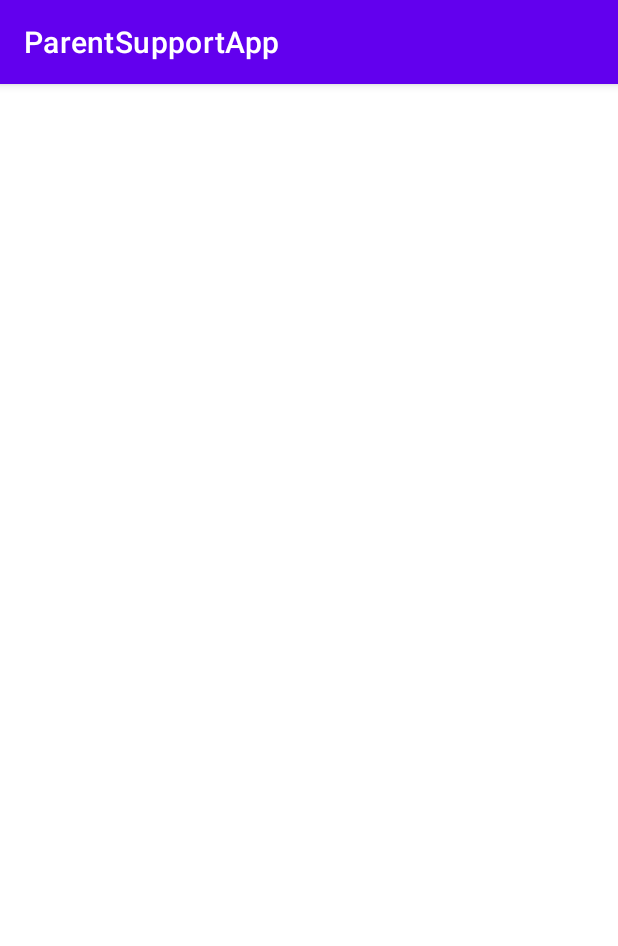
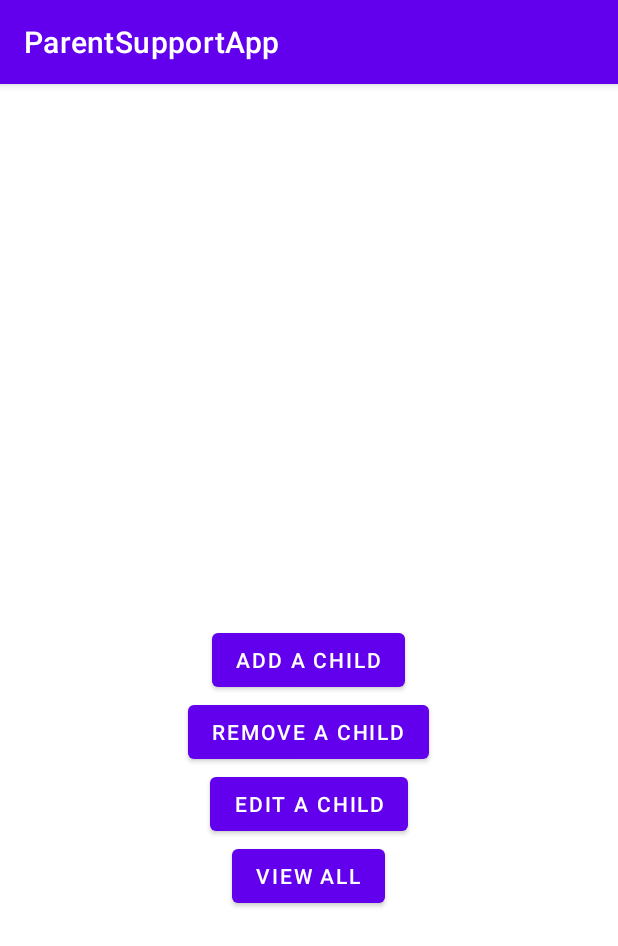
Before and after one commit to klocquiao/Practical-Parenting-App, an Android app: the ChildConfigActivity screen opened directly, with no data from a screen before it, on a phone screen of 412 x 824 dp. Shown: the top 946 px of the screen. Run offline under Robolectric (Android 15) with nearby library versions, the phone set to English and light mode, and no system bars.

Commit message:
Initial commit for child config
Add initial activities for the child config

```diff
--- /dev/null
+++ b/app/src/main/java/com/example/parentsupportapp/childConfig/ChildConfigActivity.java
@@ -0,0 +1,70 @@
+package com.example.parentsupportapp.childConfig;
+
+import androidx.appcompat.app.AppCompatActivity;
+
+import android.content.Intent;
+import android.os.Bundle;
+import android.view.View;
+import android.widget.Button;
+
+import com.example.parentsupportapp.R;
+
+public class ChildConfigActivity extends AppCompatActivity {
+
+    @Override
+    protected void onCreate(Bundle savedInstanceState) {
+        super.onCreate(savedInstanceState);
+        setContentView(R.layout.activity_child_config);
+
+        setupAddButton();
+        setupRemoveButton();
+        //setupEditButton();
+        setupViewButton();
+    }
+
+    private void setupAddButton(){
+        Button btnAdd = findViewById(R.id.btnAddChild);
+        btnAdd.setOnClickListener(new View.OnClickListener() {
+            @Override
+            public void onClick(View v) {
+                Intent intent = AddChildActivity.makeIntent(ChildConfigActivity.this);
+                startActivity(intent);
+            }
+        });
+    }
+
+    private void setupRemoveButton() {
+        Button btn = findViewById(R.id.btnRemove);
+        btn.setOnClickListener(new View.OnClickListener() {
+            @Override
+            public void onClick(View v) {
+                Intent intent = RemoveActivity.makeIntent(ChildConfigActivity.this);
+                startActivity(intent);
+            }
+        });
+    }
+    /*
+    private void setupEditButton() {
+        Button btn = findViewById(R.id.btnEdit);
+        btn.setOnClickListener(new View.OnClickListener() {
+            @Override
+            public void onClick(View v) {
+                Intent intent = EditActivity.makeIntent(ChildConfigActivity.this);
+                startActivity(intent);
+            }
+        });
+    }
+
+     */
+
+    private void setupViewButton() {
+        Button btn = findViewById(R.id.btnView);
+        btn.setOnClickListener(new View.OnClickListener() {
+            @Override
+            public void onClick(View v) {
+                Intent intent = ViewActivity.makeIntent(ChildConfigActivity.this);
+                startActivity(intent);
+            }
+        });
+    }
+}
--- a/app/src/main/res/layout/activity_child_config.xml
+++ b/app/src/main/res/layout/activity_child_config.xml
@@ -1,9 +1,43 @@
 <?xml version="1.0" encoding="utf-8"?>
-<androidx.constraintlayout.widget.ConstraintLayout xmlns:android="http://schemas.android.com/apk/res/android"
+<RelativeLayout xmlns:android="http://schemas.android.com/apk/res/android"
     xmlns:app="http://schemas.android.com/apk/res-auto"
     xmlns:tools="http://schemas.android.com/tools"
     android:layout_width="match_parent"
     android:layout_height="match_parent"
-    tools:context=".ChildConfigActivity">
+    tools:context=".childConfig.ChildConfigActivity">
 
-</androidx.constraintlayout.widget.ConstraintLayout>
+
+    <Button
+        android:layout_width="wrap_content"
+        android:layout_height="wrap_content"
+        android:text="Add a child"
+        android:layout_centerHorizontal="true"
+        android:layout_centerVertical="true"
+        android:id="@+id/btnAddChild"
+        />
+
+    <Button
+        android:layout_width="wrap_content"
+        android:layout_height="wrap_content"
+        android:id="@+id/btnRemove"
+        android:text="REMOVE A CHILD"
+        android:layout_centerHorizontal="true"
+        android:layout_below="@+id/btnAddChild"
+        />
+
+    <Button
+        android:layout_width="wrap_content"
+        android:layout_height="wrap_content"
+        android:id="@+id/btnEdit"
+        android:text="EDIT A CHILD"
+        android:layout_below="@+id/btnRemove"
+        android:layout_centerHorizontal="true"/>
+    <Button
+        android:layout_width="wrap_content"
+        android:layout_height="wrap_content"
+        android:id="@+id/btnView"
+        android:text="VIEW ALL"
+        android:layout_below="@+id/btnEdit"
+        android:layout_centerHorizontal="true"/>
+
+</RelativeLayout>
```
Also changed, not shown: app/src/main/AndroidManifest.xml (+10 -1 lines), app/src/main/java/com/example/parentsupportapp/ChildConfigActivity.java (deleted, +0 -14 lines), app/src/main/java/com/example/parentsupportapp/childConfig/AddChildActivity.java (added, +73 -0 lines), app/src/main/java/com/example/parentsupportapp/childConfig/RemoveActivity.java (added, +46 -0 lines), app/src/main/java/com/example/parentsupportapp/childConfig/ViewActivity.java (added, +46 -0 lines), app/src/main/java/com/example/parentsupportapp/model/Child.java (added, +35 -0 lines), app/src/main/java/com/example/parentsupportapp/model/Family.java (added, +110 -0 lines), app/src/main/res/layout/activity_add_child.xml (added, +33 -0 lines), app/src/main/res/layout/activity_remove.xml (added, +33 -0 lines), app/src/main/res/layout/activity_view.xml (added, +29 -0 lines).
